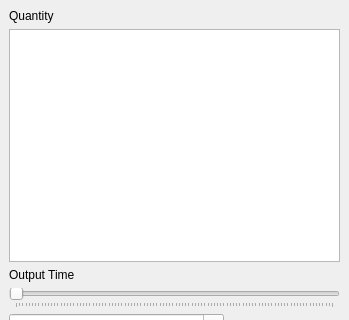
Old version of the form plugin/crayfish_viewer_dock_widget.ui in the repository lutraconsulting/qgis-crayfish-plugin; both pictures show x 0 to 349 and y 0 to 320 of the 349 by 565 pixel window.
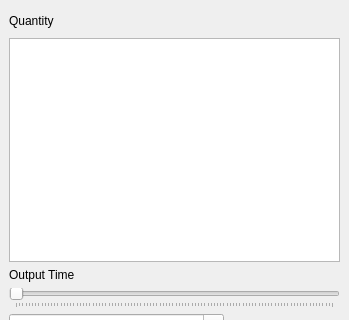
New version of the form. Custom widgets are drawn as their Qt base class.

Diff of the .ui file:
```diff
--- a/plugin/crayfish_viewer_dock_widget.ui
+++ b/plugin/crayfish_viewer_dock_widget.ui
@@ -16,11 +16,32 @@
   <widget class="QWidget" name="dockWidgetContents">
    <layout class="QVBoxLayout" name="verticalLayout_2">
     <item>
+     <layout class="QHBoxLayout" name="horizontalLayout_6">
+      <item>
      <widget class="QLabel" name="label">
       <property name="text">
        <string>Quantity</string>
       </property>
      </widget>
+      </item>
+      <item>
+       <widget class="QToolButton" name="btnLockCurrent">
+        <property name="toolTip">
+         <string>Lock rendering to the current dataset
+
+When locked, Crayfish will render contours (and vectors)
+from the selected dataset.
+
+When unlocked, it is possible to combine rendering
+of contours and vectors from different datasets
+by clicking the icons next to dataset names.</string>
+        </property>
+        <property name="autoRaise">
+         <bool>true</bool>
+        </property>
+       </widget>
+      </item>
+     </layout>
     </item>
     <item>
      <widget class="DataSetView" name="treeDataSets">
```
Lines whose indentation alone changed are shown as unchanged.
